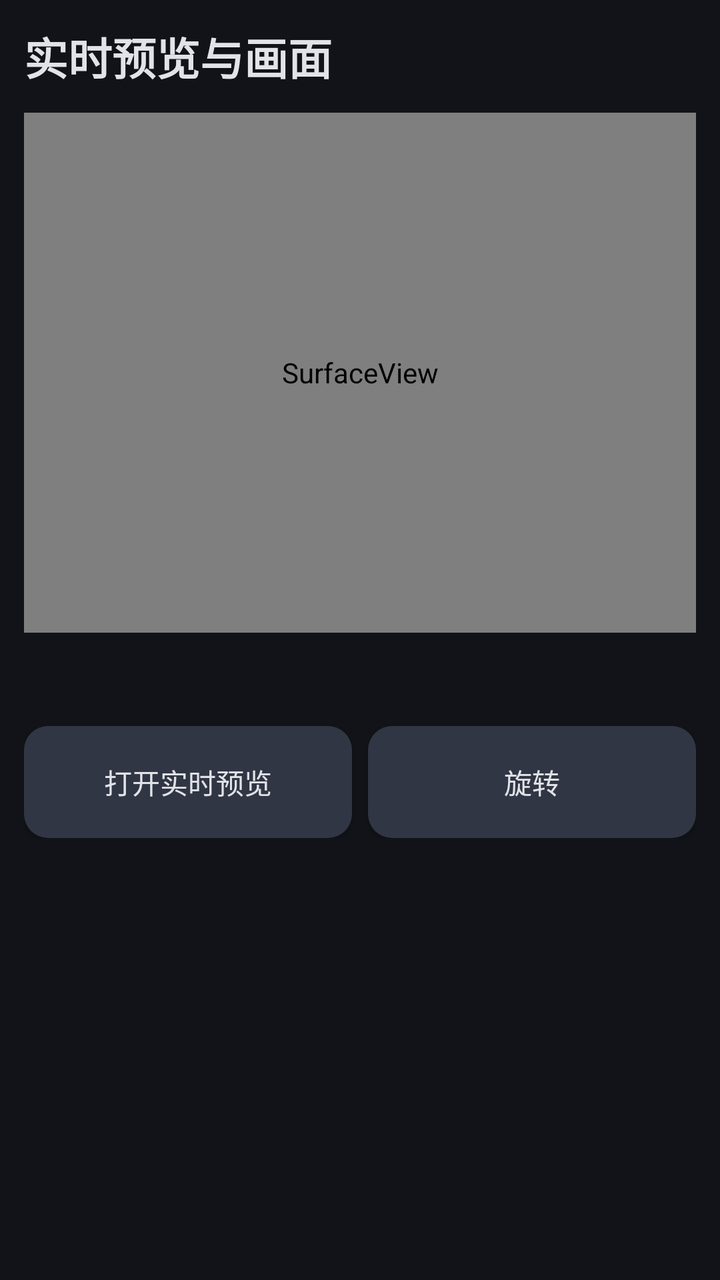
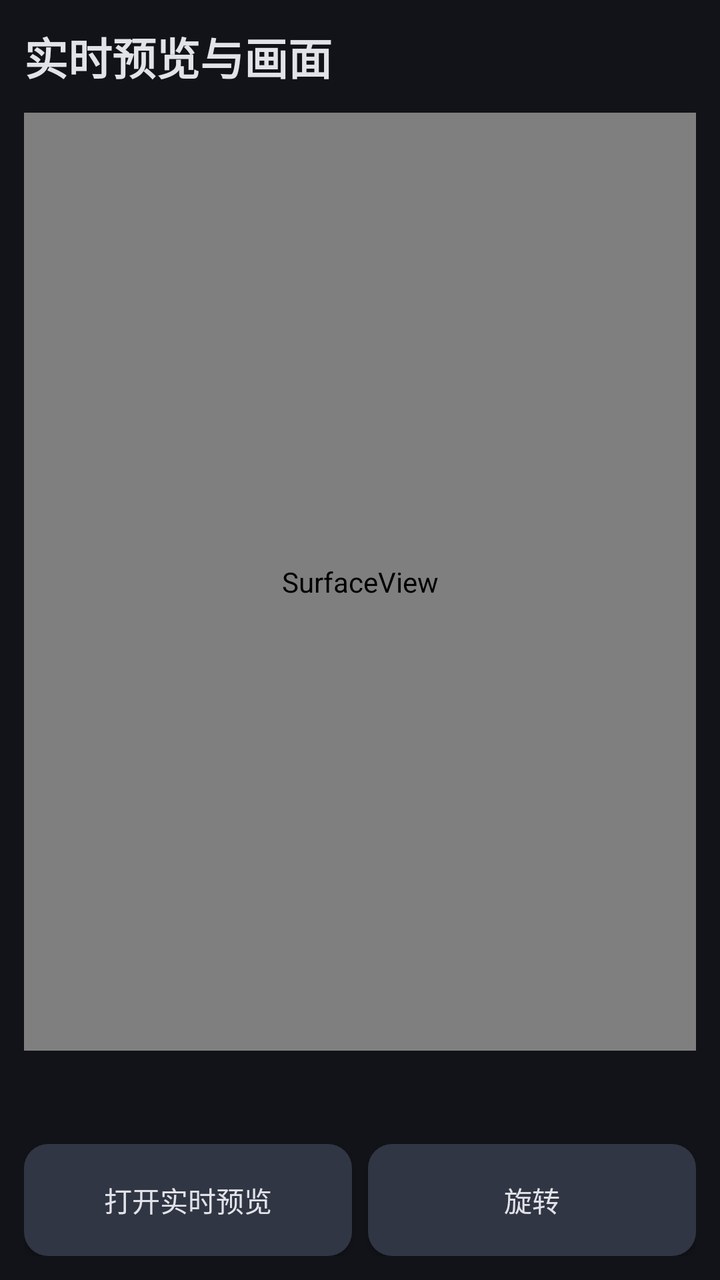

Before-and-after screenshots of an Android layout around one commit, followed by the original layout XML and the change that was made.
<!-- AndroidManifest.xml: application theme Theme.CameraAgent -->
<!-- res/layout/activity_preview.xml -->
<?xml version="1.0" encoding="utf-8"?>
<LinearLayout
    xmlns:android="http://schemas.android.com/apk/res/android"
    xmlns:app="http://schemas.android.com/apk/res-auto"
    android:layout_width="match_parent"
    android:layout_height="match_parent"
    android:background="@color/ui_background"
    android:orientation="vertical"
    android:padding="12dp">
    <TextView
        android:layout_width="wrap_content"
        android:layout_height="wrap_content"
        android:text="@string/preview_page_title"
        android:textColor="@color/ui_text"
        android:textSize="22sp"
        android:textStyle="bold" />
    <FrameLayout
        android:layout_width="match_parent"
        android:layout_height="260dp"
        android:layout_marginTop="12dp"
        android:background="#181818">
        <SurfaceView
            android:id="@+id/preview_surface"
            android:layout_width="match_parent"
            android:layout_height="match_parent" />
        <TextView
            android:id="@+id/preview_denied"
            android:layout_width="match_parent"
            android:layout_height="match_parent"
            android:gravity="center"
            android:textColor="@color/ui_text"
            android:textSize="22sp"
            android:visibility="gone" />
    </FrameLayout>
    <TextView
        android:id="@+id/preview_info"
        android:layout_width="match_parent"
        android:layout_height="wrap_content"
        android:layout_marginTop="12dp"
        android:textColor="@color/ui_primary"
        android:textSize="17sp" />
    <LinearLayout
        android:layout_width="match_parent"
        android:layout_height="wrap_content"
        android:layout_marginTop="12dp"
        android:orientation="horizontal">
        <ToggleButton
            android:id="@+id/preview_toggle"
            android:layout_width="0dp"
            android:layout_height="56dp"
            android:layout_weight="1"
            android:textOn="@string/preview_on"
            android:textOff="@string/preview_off"
            android:background="@drawable/control_button"
            android:minHeight="48dp"
            android:textColor="@color/control_text" />
        <Button
            android:id="@+id/rotate"
            android:layout_width="0dp"
            android:layout_height="56dp"
            android:layout_marginLeft="8dp"
            android:layout_weight="1"
            android:text="@string/rotate_button"
            android:background="@drawable/control_button"
            android:minHeight="48dp"
            android:textColor="@color/control_text" />
    </LinearLayout>
</LinearLayout>
<!-- resources referenced by this layout -->
<resources>
  <color name="ui_background">#111318</color>
  <color name="ui_primary">#BAC6EA</color>
  <color name="ui_text">#E2E2E9</color>
  <!-- drawable control_button (drawable) -->
  <selector xmlns:android="http://schemas.android.com/apk/res/android"><item android:state_selected="true"><shape><solid android:color="@color/ui_primary"/><corners android:radius="12dp"/></shape></item><item android:state_checked="true"><shape><solid android:color="@color/ui_primary"/><corners android:radius="12dp"/></shape></item><item android:state_pressed="true"><shape><solid android:color="@color/ui_pressed"/><corners android:radius="12dp"/></shape></item><item><shape><solid android:color="@color/ui_control"/><corners android:radius="12dp"/></shape></item></selector>
  <string name="preview_off">打开实时预览</string>
  <string name="preview_on">预览中 · 点击关闭</string>
  <string name="preview_page_title">实时预览与画面</string>
  <string name="rotate_button">旋转</string>
  <style name="Theme.CameraAgent" parent="android:style/Theme.Holo.NoActionBar">
  <item name="android:windowBackground">@color/ui_background</item>
  <item name="android:colorBackground">@color/ui_background</item>
  <item name="android:textColorPrimary">@color/ui_text</item>
  <item name="android:textColorSecondary">@color/ui_text_secondary</item>
  </style>
  <color name="ui_pressed">#40495F</color>
  <color name="ui_control">#303643</color>
  <color name="ui_text_secondary">#A3A8B7</color>
</resources>

<!-- the commit's change to res/layout/activity_preview.xml (unified diff, before → after) -->
@@ -16,7 +16,8 @@
         android:textStyle="bold" />
     <FrameLayout
         android:layout_width="match_parent"
-        android:layout_height="260dp"
+        android:layout_height="0dp"
+        android:layout_weight="1"
         android:layout_marginTop="12dp"
         android:background="#181818">
         <SurfaceView
